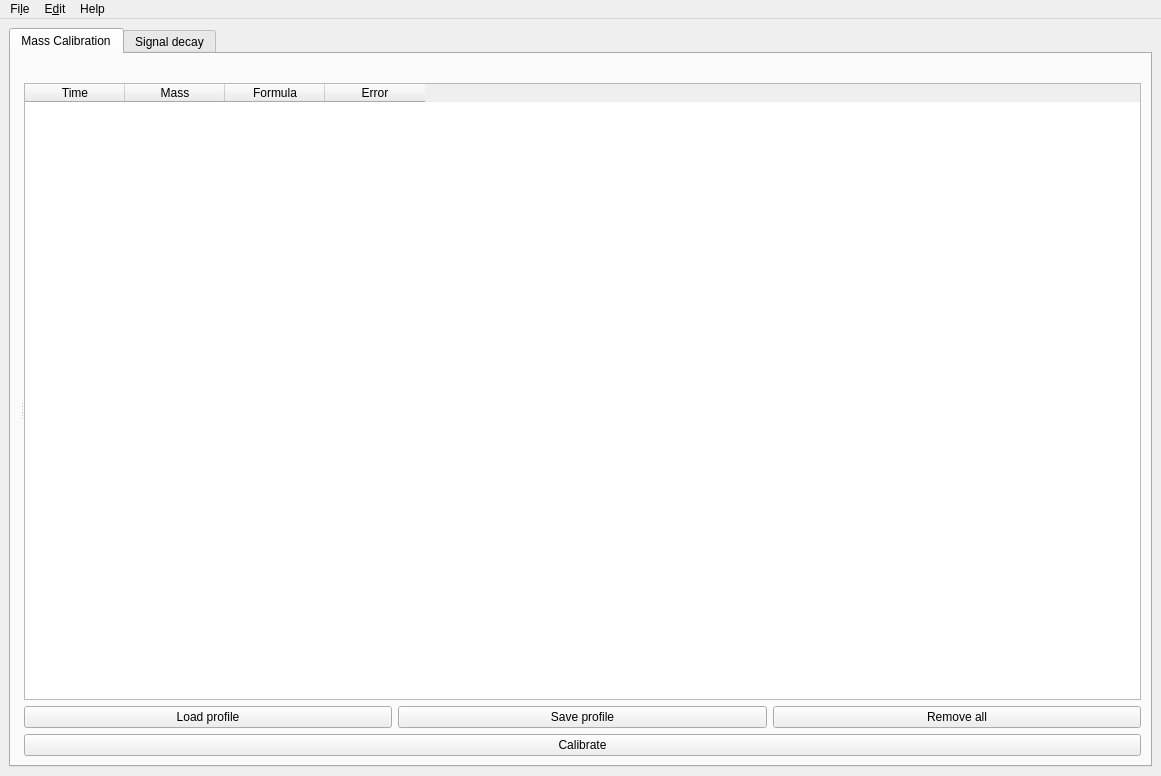
MacDumi/MassCalibration, file source/main.ui: the form before one commit.
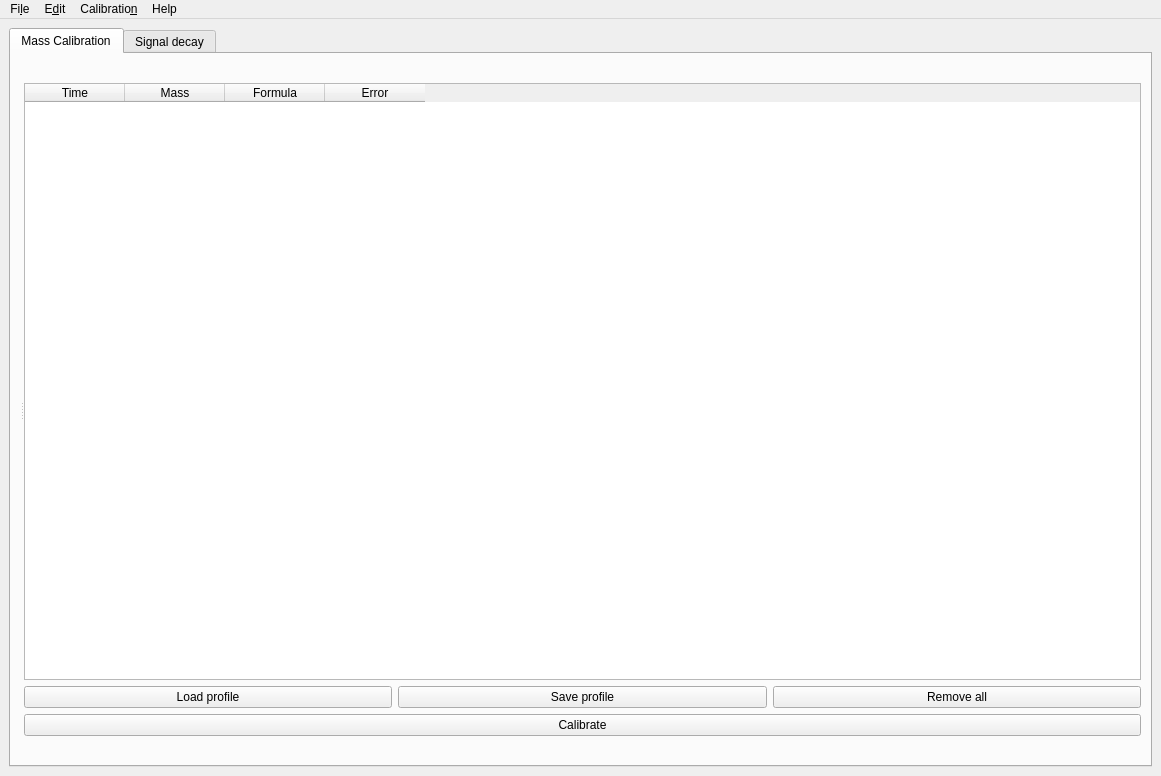
The form after the commit. Icons and pictures are not drawn.

Patch:
```diff
--- a/source/main.ui
+++ b/source/main.ui
@@ -136,6 +136,16 @@
               <property name="text">
                <string>Calibrate</string>
               </property>
+              <property name="shortcut">
+               <string>Ctrl+R</string>
+              </property>
+             </widget>
+            </item>
+            <item>
+             <widget class="QLabel" name="lbStatus">
+              <property name="text">
+               <string/>
+              </property>
              </widget>
             </item>
            </layout>
@@ -372,8 +382,19 @@
     <addaction name="separator"/>
     <addaction name="actionAbout"/>
    </widget>
+   <widget class="QMenu" name="menuTools">
+    <property name="title">
+     <string>Calibratio&amp;n</string>
+    </property>
+    <addaction name="actionCalibrate"/>
+    <addaction name="actionUncalibrate"/>
+    <addaction name="separator"/>
+    <addaction name="actionLoadProfile_2"/>
+    <addaction name="actionSave_profile_2"/>
+   </widget>
    <addaction name="menuFile"/>
    <addaction name="menuEdit"/>
+   <addaction name="menuTools"/>
    <addaction name="menuHelp"/>
   </widget>
   <action name="actionNew">
```
Left out of the diff: 45 changed lines with no effect on the pictures.
